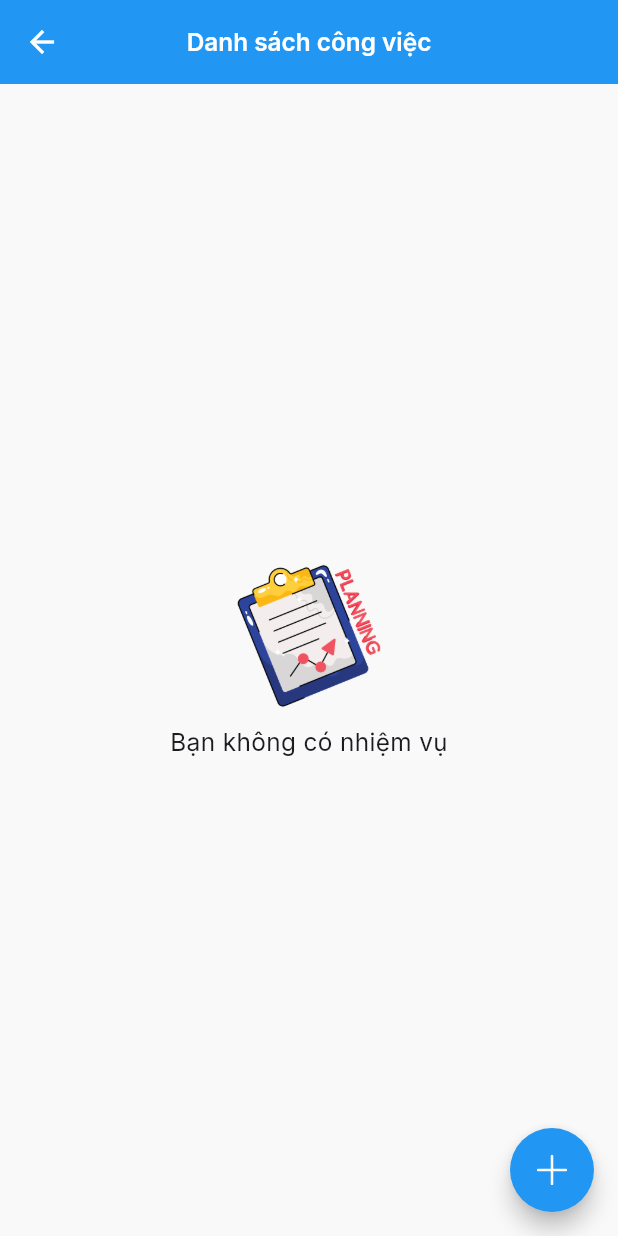
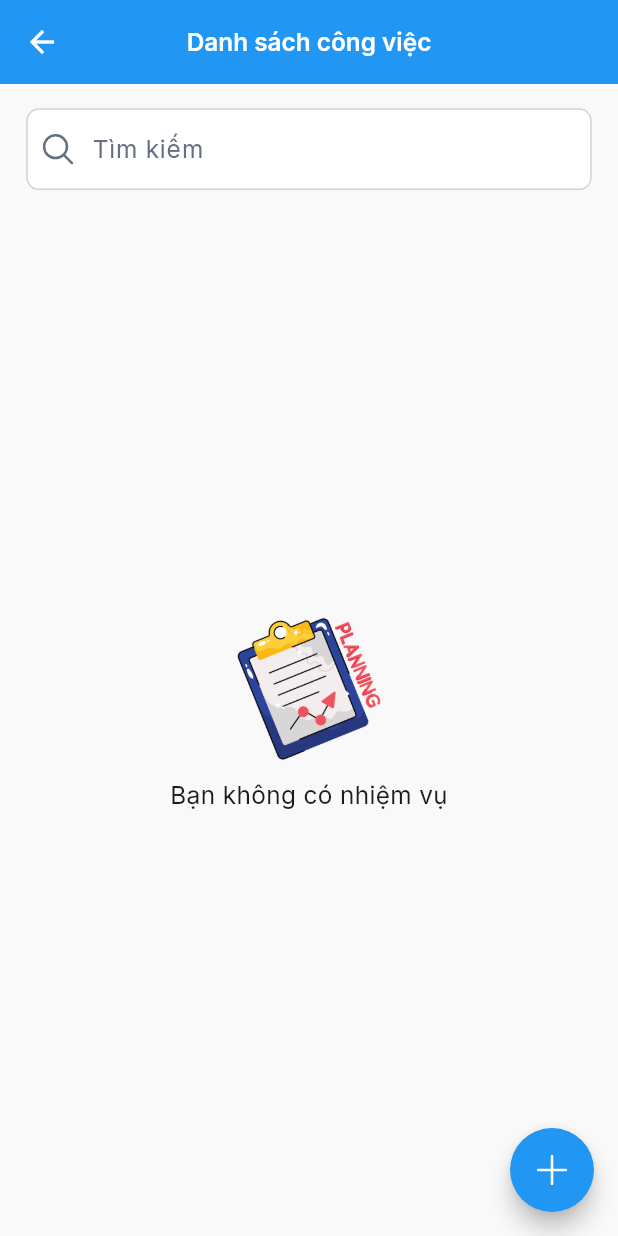
Before and after one commit to vungoc2123/Todo_App, a Flutter app: the ListTaskScreen screen opened directly with empty values, on a phone screen of 412 x 824 dp. Run offline on Flutter 3.47's test engine with Material 3 defaults, Android fonts, the phone set to English and light mode, and no system bars; our stand-ins replace adaptive_theme, animated_bottom_navigation_bar, bloc, cached_network_image, cloud_firestore, easy_localization and 26 more; accounts and stored records are empty; generated files the repository leaves out were written again; network calls fail; project files that could hold a hidden picture were left out.

Commit message:
feature search task

```diff
--- a/assets/translations/vi-VN.json
+++ b/assets/translations/vi-VN.json
@@ -35,9 +35,9 @@
   "loginFail": "Đăng nhập thất bại",
   "youHaveFreeDay": "Bạn có một ngày rảnh rỗi",
   "error": "Có lỗi, hãy liên hệ với nhà phát triển",
-  "processSuccess" : "Xử lý thành công",
-  "processFailed" : "Xử lý thất bại",
-  "requiredInfo" :  "Tiêu đề và nội dung không được để trống",
+  "processSuccess": "Xử lý thành công",
+  "processFailed": "Xử lý thất bại",
+  "requiredInfo": "Tiêu đề và nội dung không được để trống",
   "updateUser": "Cập Nhật Tài Khoản",
   "account": "Tài Khoản",
   "userName": "Tên Người Dùng",
@@ -63,14 +63,14 @@
   "priorityMedium": "Ưu tiên vừa",
   "priorityLow": "Ưu tiên thấp",
   "youHaveNotTaskGroup": "Bạn không có nhóm nhiệm vụ",
-  "settingGeneral" : "Cài đặt chung",
-  "theme" : "Chủ đề",
+  "settingGeneral": "Cài đặt chung",
+  "theme": "Chủ đề",
   "youHaveNotTask": "Bạn không có nhiệm vụ",
   "loading": "Loading",
   "language": "Ngôn ngữ",
-  "choseLanguage" : "Chọn ngôn ngữ",
-  "english" : "Tiếng Anh",
-  "vietnamese":"Tiếng Việt",
+  "choseLanguage": "Chọn ngôn ngữ",
+  "english": "Tiếng Anh",
+  "vietnamese": "Tiếng Việt",
   "focus": "Tập trung",
   "start": "Bắt đầu",
   "cancelFocus": "Hủy",
@@ -81,7 +81,7 @@
   "restFocus": "Đã đến lúc thư giãn hoặc tiếp tục công việc khác.",
   "focusAnimation": "Hoạt ảnh tập trung",
   "hello": "Xin chào",
-  "pickTime" : "Chọn giờ",
+  "pickTime": "Chọn giờ",
   "t1": "Tháng 1",
   "t2": "Tháng 2",
   "t3": "Tháng 3",
@@ -96,5 +96,8 @@
   "t12": "Tháng 12",
   "CN": "CN",
   "month": "Tháng",
-  "requireName": "Tên không được để trống"
+  "requireName": "Tên không được để trống",
+  "search": "Tìm kiếm",
+  "clickInput": "Nhấn vào hộp nhập liệu để tìm kiếm",
+  "cancelSearch": "Hủy bỏ"
 }
--- a/lib/presentation/screens/list_task/bloc/list_task_state.dart
+++ b/lib/presentation/screens/list_task/bloc/list_task_state.dart
@@ -5,28 +5,43 @@ import 'package:todo/domain/models/response/task/task_response.dart';
 class ListTaskState extends Equatable {
   final List<TaskResponse> listTask;
   final List<TaskResponse> listTaskCompleted;
+  final List<TaskResponse> listTaskInit;
+  final List<TaskResponse> listTaskCompletedInit;
   final TaskResponse taskResponse;
   final LoadStatus status;
 
   const ListTaskState(
       {this.taskResponse = const TaskResponse(),
       this.listTask = const [],
-      this.status = LoadStatus.initial,
-      this.listTaskCompleted = const []});
+      this.listTaskInit = const [],
+      this.listTaskCompletedInit = const [],
+      this.listTaskCompleted = const [],
+      this.status = LoadStatus.initial});
 
   ListTaskState copyWith(
       {TaskResponse? taskResponse,
       List<TaskResponse>? listTask,
       LoadStatus? status,
+      List<TaskResponse>? listTaskInit,
+      List<TaskResponse>? listTaskCompletedInit,
       List<TaskResponse>? listTaskCompleted}) {
     return ListTaskState(
         taskResponse: taskResponse ?? this.taskResponse,
+        status: status ?? this.status,
         listTask: listTask ?? this.listTask,
-        status: status ?? this.status,
-        listTaskCompleted: listTaskCompleted ?? this.listTaskCompleted);
+        listTaskInit: listTaskInit ?? this.listTaskInit,
+        listTaskCompleted: listTaskCompleted ?? this.listTaskCompleted,
+        listTaskCompletedInit:
+            listTaskCompletedInit ?? this.listTaskCompletedInit);
   }
 
   @override
-  List<Object?> get props =>
-      [listTask, status, listTaskCompleted, taskResponse];
+  List<Object?> get props => [
+        status,
+        listTask,
+        listTaskCompleted,
+        listTaskInit,
+        listTaskCompletedInit,
+        taskResponse
+      ];
 }
--- a/lib/presentation/screens/list_task/list_task_screen.dart
+++ b/lib/presentation/screens/list_task/list_task_screen.dart
@@ -7,10 +7,14 @@ import 'package:todo/application/constants/app_text_style.dart';
 import 'package:todo/application/enums/load_status.dart';
 import 'package:todo/application/utils/navigation_utils.dart';
 import 'package:todo/domain/models/arguments/list_task_arguments.dart';
+import 'package:todo/domain/models/arguments/search_argument.dart';
+import 'package:todo/domain/models/response/task/task_response.dart';
 import 'package:todo/gen/assets.gen.dart';
 import 'package:todo/presentation/common_widgets/app_bottom_sheet.dart';
 import 'package:todo/presentation/common_widgets/app_float_button.dart';
+import 'package:todo/presentation/common_widgets/app_label_text_field.dart';
 import 'package:todo/presentation/common_widgets/app_loading_indicator.dart';
+import 'package:todo/presentation/routes/route_name.dart';
 import 'package:todo/presentation/screens/list_task/bloc/list_task_cubit.dart';
 import 'package:todo/presentation/screens/list_task/bloc/list_task_state.dart';
 import 'package:todo/presentation/screens/list_task/widgets/add_task.dart';
@@ -75,11 +79,36 @@ class _ListTaskScreenState extends State<ListTaskScreen> with RouteAware {
           },
         ),
       ),
-      body: BlocBuilder<ListTaskCubit, ListTaskState>(
+      body: Padding(
+        padding: EdgeInsets.symmetric(horizontal: 16.w, vertical: 8.h),
+        child: Column(
+          children: [
+            CustomLabelTextField(
+              hintText: tr('search'),
+              backgroundColor: AppColors.white,
+              colorBorder: AppColors.grayD1,
+              textStyleHint:
+                  AppTextStyle.textBase.copyWith(color: AppColors.grey),
+              prefixIcon: Assets.icons.search.svg(
+                  width: 20.r,
+                  height: 20.r,
+                  colorFilter:
+                      const ColorFilter.mode(AppColors.grey, BlendMode.srcIn)),
+              onChanged: (value) {
+                cubit.filterList(value);
+              },
+            ),
+            SizedBox(
+              height: 8.h,
+            ),
+            BlocBuilder<ListTaskCubit, ListTaskState>(
               buildWhen: (previous, current) =>
                   previous.listTask != current.listTask ||
                   previous.listTaskCompleted != current.listTaskCompleted ||
-            previous.status != current.status,
+                  previous.status != current.status ||
+                  previous.listTaskCompletedInit !=
+                      current.listTaskCompletedInit ||
+                  previous.listTaskInit != current.listTaskInit,
               builder: (BuildContext context, ListTaskState state) {
                 if (state.listTask.isEmpty &&
                     state.listTaskCompleted.isEmpty &&
@@ -96,14 +125,15 @@ class _ListTaskScreenState extends State<ListTaskScreen> with RouteAware {
                 if (state.listTask.isEmpty &&
                     state.listTaskCompleted.isEmpty &&
                     state.status != LoadStatus.initial) {
-            return SizedBox(
-              width: 1.sw,
+                  return Expanded(
                     child: Column(
                       mainAxisAlignment: MainAxisAlignment.center,
                       crossAxisAlignment: CrossAxisAlignment.center,
                       children: [
                         Assets.images.task.image(width: 100.r, height: 100.r),
-                  SizedBox(height: 8.h,),
+                        SizedBox(
+                          height: 8.h,
+                        ),
                         Text(
                           tr('youHaveNotTask'),
                           style: AppTextStyle.textBase,
@@ -113,8 +143,6 @@ class _ListTaskScreenState extends State<ListTaskScreen> with RouteAware {
                   );
                 }
                 return SingleChildScrollView(
-            child: Padding(
-              padding: EdgeInsets.all(16.r),
                   child: Column(
                     children: [
                       ListTaskWidget(
@@ -127,9 +155,11 @@ class _ListTaskScreenState extends State<ListTaskScreen> with RouteAware {
                       )
                     ],
                   ),
-            ),
                 );
               },
+            ),
+          ],
+        ),
       ),
       floatingActionButton: AppFloatButton(
         onPress: () {
--- a/lib/presentation/screens/list_task/widgets/item_task.dart
+++ b/lib/presentation/screens/list_task/widgets/item_task.dart
@@ -6,7 +6,6 @@ import 'package:todo/application/constants/app_text_style.dart';
 import 'package:todo/domain/models/response/task/task_response.dart';
 import 'package:todo/presentation/common_widgets/app_bottom_sheet.dart';
 import 'package:todo/presentation/screens/list_task/bloc/list_task_cubit.dart';
-import 'package:todo/presentation/screens/list_task/widgets/add_task.dart';
 import 'package:todo/presentation/screens/list_task/widgets/update_task.dart';
 
 class ItemTask extends StatelessWidget {
```
Also changed, not shown: lib/presentation/screens/list_task/bloc/list_task_cubit.dart (+39 -13 lines), assets/icons/search.svg (added). Lines whose indentation alone changed are shown as unchanged.
